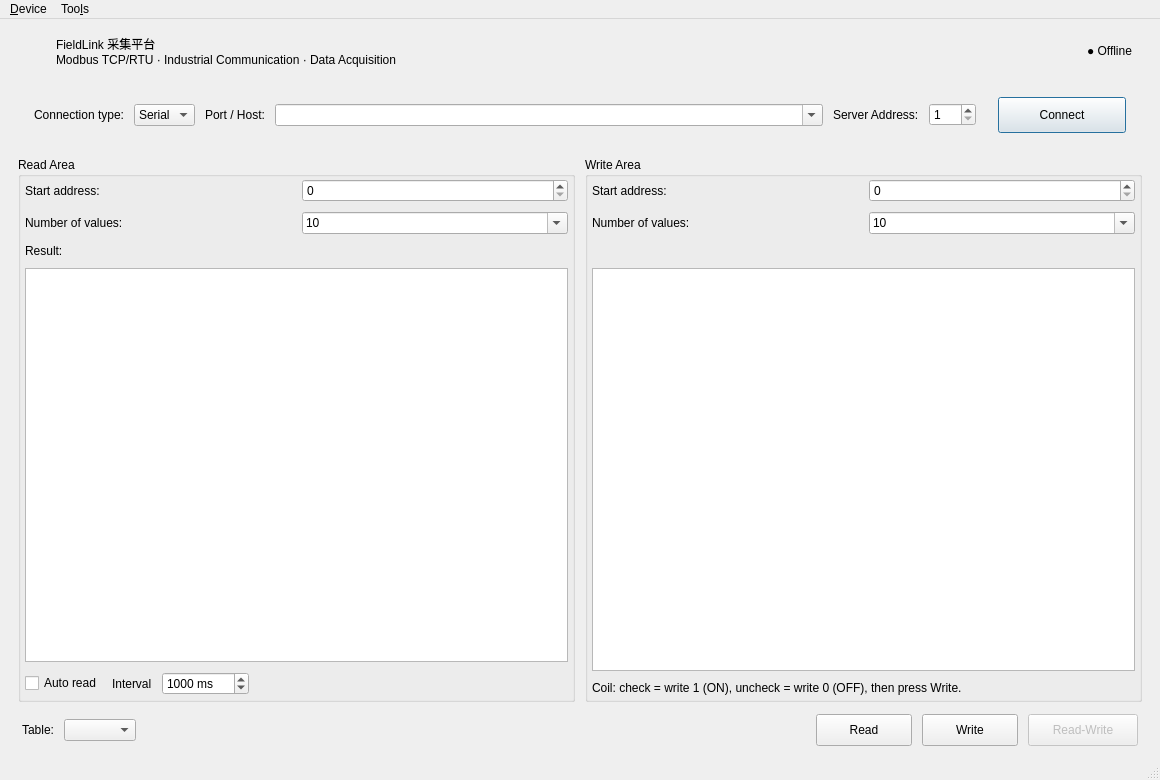
The window that mainwindow.ui (Sgh1107/FieldLink-Modbus-DataAcquisition) describes before a commit, drawn with Qt 5.
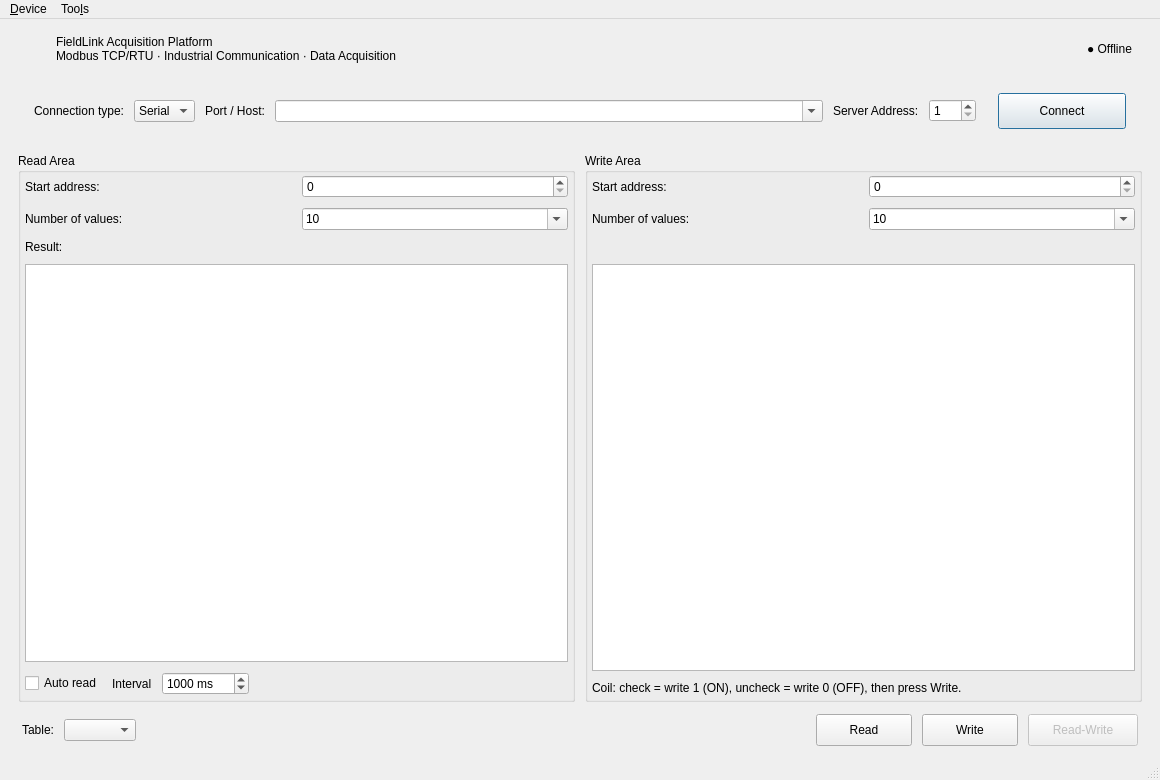
The same window after the commit. Icons and pictures are not drawn.

```diff
--- a/mainwindow.ui
+++ b/mainwindow.ui
@@ -72,7 +72,7 @@
          <item>
           <widget class="QLabel" name="brandTitle">
            <property name="text">
-            <string>FieldLink 采集平台</string>
+            <string>FieldLink Acquisition Platform</string>
            </property>
           </widget>
          </item>
```
